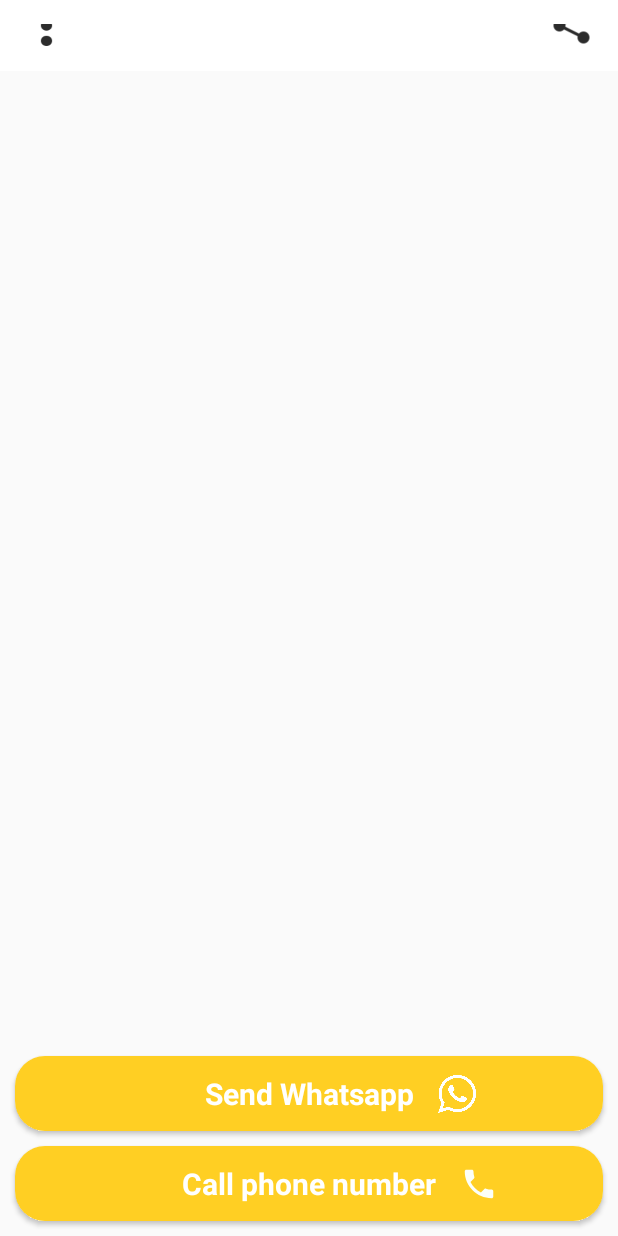
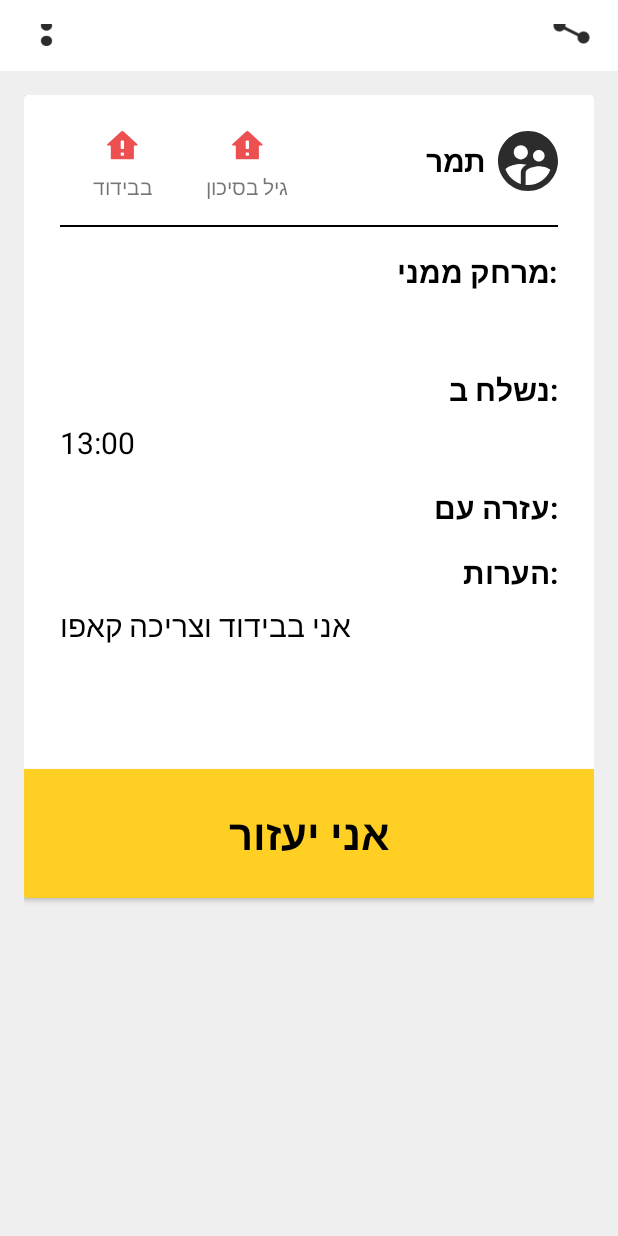
Before and after one commit to hofitMizrahi/BDude, an Android app: the RequestDetailsActivity screen opened directly, with no data from a screen before it, on a phone screen of 412 x 824 dp. Run offline under Robolectric (Android 15) with nearby library versions, the phone set to English and light mode, and no system bars; our stand-ins replace ButterKnife, Dagger/Hilt's generated code, EventBus, Firebase (no records; nobody signed in at launch, a user with empty details on screens opened directly), RxJava; libraries missing offline, so code that uses them is left out: com.firebase.ui; 3 statements that could not run were skipped.

Commit message:
post data change ui

```diff
--- a/app/src/main/java/com/edudb/bdude/ui/flow/lobby/request_details/view/RequestDetailsActivity.java
+++ b/app/src/main/java/com/edudb/bdude/ui/flow/lobby/request_details/view/RequestDetailsActivity.java
@@ -20,10 +20,12 @@ import com.edudb.bdude.di.components.DaggerRequestDetailsComponent;
 import com.edudb.bdude.di.modules.RequestDetailsModule;
 import com.edudb.bdude.general.CountryPrefixPhone;
 import com.edudb.bdude.general.utils.Utils;
+import com.edudb.bdude.location.LocationHelper;
 import com.edudb.bdude.ui.base.BaseActivity;
 import com.edudb.bdude.ui.base.BasePresenter;
 import com.edudb.bdude.ui.flow.lobby.request_details.contract.RequestDetailsContract;
 import com.edudb.bdude.ui.flow.lobby.request_details.presenter.RequestDetailsPresenter;
+import com.google.android.gms.maps.model.LatLng;
 
 import javax.inject.Inject;
 
@@ -38,8 +40,8 @@ public class RequestDetailsActivity extends BaseActivity implements RequestDetai
     @Inject
     Post mRequestDetailsObj;
 
-    @BindView(R.id.title)
-    TextView mTitleTxt;
+    @BindView(R.id.name)
+    TextView mName;
 
     @BindView(R.id.body)
     TextView mBodyTxt;
@@ -47,21 +49,25 @@ public class RequestDetailsActivity extends BaseActivity implements RequestDetai
     @BindView(R.id.time)
     TextView mTimeTxt;
 
-    @BindView(R.id.show_phone)
-    CardView mNumberBtn;
+    @BindView(R.id.distance)
+    TextView mDistance;
 
-    @BindView(R.id.whatsappCV)
-    CardView mWhatsAppBtn;
+//    @BindView(R.id.show_phone)
+//    CardView mNumberBtn;
+//
+//    @BindView(R.id.whatsappCV)
+//    CardView mWhatsAppBtn;
 
-    @OnClick(R.id.show_phone)
+    @OnClick(R.id.helpBtn)
     void onBtnClicked() {
-        startDial(mRequestDetailsObj.getId(), mRequestDetailsObj.getPhoneNumber());
+        //TODO open view with phone number
+        //startDial(mRequestDetailsObj.getId(), mRequestDetailsObj.getPhoneNumber());
     }
 
-    @OnClick(R.id.whatsappCV)
-    void openWhatsAppClicked() {
-        openWhatsApp();
-    }
+//    @OnClick(R.id.whatsappCV)
+//    void openWhatsAppClicked() {
+//        openWhatsApp();
+//    }
 
     private void openWhatsApp() {
 
@@ -89,7 +95,7 @@ public class RequestDetailsActivity extends BaseActivity implements RequestDetai
 
     @Override
     public int getLayoutResource() {
-        return R.layout.activity_request_details;
+        return R.layout.activity_request_post_details;
     }
 
     @Override
@@ -108,11 +114,14 @@ public class RequestDetailsActivity extends BaseActivity implements RequestDetai
     @Override
     public void initViews() {
 
-        if (mRequestDetailsObj.getPhoneNumber().length() < 10) {
-            mWhatsAppBtn.setVisibility(View.GONE);
-        }
-        mTitleTxt.setText(mRequestDetailsObj.getTitle());
+//        if (mRequestDetailsObj.getPhoneNumber().length() < 10) {
+//            mWhatsAppBtn.setVisibility(View.GONE);
+//        }
+        mName.setText(mRequestDetailsObj.getUserName());
         mBodyTxt.setText(mRequestDetailsObj.getBody());
         mTimeTxt.setText(Utils.getTimeFormat(mRequestDetailsObj.getTimestamp()));
+        LatLng latLng = new LatLng(mRequestDetailsObj.getGeoloc().getLat(), mRequestDetailsObj.getGeoloc().getLng());
+        String kmStr = Utils.round(LocationHelper.getDistance(latLng), 1) + " " + getString(R.string.km);
+        mDistance.setText(kmStr);
     }
 }
--- /dev/null
+++ b/app/src/main/res/drawable/ic_red_home.xml
@@ -0,0 +1,9 @@
+<vector xmlns:android="http://schemas.android.com/apk/res/android"
+    android:width="22dp"
+    android:height="19dp"
+    android:viewportWidth="22"
+    android:viewportHeight="19">
+  <path
+      android:pathData="M11.9082,0.4256C11.3352,-0.0984 10.4568,-0.0984 9.8837,0.4256L0.8463,8.6898C0.5096,8.9978 0.7274,9.5588 1.1837,9.5588H2.696C2.9721,9.5588 3.196,9.7827 3.196,10.0588V18C3.196,18.2761 3.4199,18.5 3.696,18.5H18.096C18.3721,18.5 18.596,18.2761 18.596,18V10.0588C18.596,9.7827 18.8199,9.5588 19.096,9.5588H20.6083C21.0646,9.5588 21.2824,8.9978 20.9457,8.6898L11.9082,0.4256ZM11.996,15.7647C11.996,16.0408 11.7721,16.2647 11.496,16.2647H10.296C10.0199,16.2647 9.796,16.0408 9.796,15.7647V14.5294C9.796,14.2533 10.0199,14.0294 10.296,14.0294H11.496C11.7721,14.0294 11.996,14.2533 11.996,14.5294V15.7647ZM11.996,11.2941C11.996,11.5703 11.7721,11.7941 11.496,11.7941H10.296C10.0199,11.7941 9.796,11.5703 9.796,11.2941V6.7059C9.796,6.4297 10.0199,6.2059 10.296,6.2059H11.496C11.7721,6.2059 11.996,6.4297 11.996,6.7059V11.2941Z"
+      android:fillColor="#EC5050"/>
+</vector>
--- /dev/null
+++ b/app/src/main/res/drawable/ic_user_pic.xml
@@ -0,0 +1,9 @@
+<vector xmlns:android="http://schemas.android.com/apk/res/android"
+    android:width="40dp"
+    android:height="40dp"
+    android:viewportWidth="40"
+    android:viewportHeight="40">
+  <path
+      android:pathData="M20,0C8.96,0 0,8.96 0,20C0,31.04 8.96,40 20,40C31.04,40 40,31.04 40,20C40,8.96 31.04,0 20,0ZM27.22,12.68C29.36,12.68 31.08,14.4 31.08,16.54C31.08,18.68 29.36,20.4 27.22,20.4C25.08,20.4 23.36,18.68 23.36,16.54C23.34,14.4 25.08,12.68 27.22,12.68ZM15.22,9.52C17.82,9.52 19.94,11.64 19.94,14.24C19.94,16.84 17.82,18.96 15.22,18.96C12.62,18.96 10.5,16.84 10.5,14.24C10.5,11.62 12.6,9.52 15.22,9.52ZM15.22,27.78V35.28C10.42,33.78 6.62,30.08 4.94,25.36C7.04,23.12 12.28,21.98 15.22,21.98C16.28,21.98 17.62,22.14 19.02,22.42C15.74,24.16 15.22,26.46 15.22,27.78ZM20,36C19.46,36 18.94,35.98 18.42,35.92V27.78C18.42,24.94 24.3,23.52 27.22,23.52C29.36,23.52 33.06,24.3 34.9,25.82C32.56,31.76 26.78,36 20,36Z"
+      android:fillColor="#2C2C2C"/>
+</vector>
--- a/app/src/main/res/layout/activity_request_details.xml
+++ /dev/null
@@ -1,162 +0,0 @@
-<?xml version="1.0" encoding="utf-8"?>
-<androidx.constraintlayout.widget.ConstraintLayout xmlns:android="http://schemas.android.com/apk/res/android"
-    android:layout_width="match_parent"
-    android:layout_height="match_parent"
-    xmlns:tools="http://schemas.android.com/tools"
-    xmlns:app="http://schemas.android.com/apk/res-auto">
-
-    <ScrollView
-        android:id="@+id/scrollView2"
-        android:layout_width="match_parent"
-        android:layout_height="0dp"
-        app:layout_constraintBottom_toTopOf="@+id/whatsappCV"
-        app:layout_constraintTop_toTopOf="parent">
-
-        <LinearLayout
-            android:id="@+id/title_container"
-            android:layout_width="match_parent"
-            android:layout_height="wrap_content"
-            android:orientation="vertical"
-            app:layout_constraintTop_toTopOf="parent">
-
-            <TextView
-                android:id="@+id/title"
-                android:layout_width="match_parent"
-                android:layout_height="wrap_content"
-                android:layout_marginStart="16dp"
-                android:layout_marginEnd="16dp"
-                android:gravity="center"
-                android:padding="16dp"
-                android:textColor="@color/colorDark"
-                android:textSize="28sp"
-                android:textStyle="bold"
-                tools:text="אני צריך עזרה עם הכלב" />
-
-            <TextView
-                android:id="@+id/time"
-                android:layout_width="match_parent"
-                android:layout_height="wrap_content"
-                android:layout_marginStart="16dp"
-                android:layout_marginEnd="16dp"
-                android:gravity="center"
-                android:textColor="@color/gray_light"
-                android:textDirection="locale"
-                android:textSize="20sp"
-                tools:text="12:30" />
-
-            <TextView
-                android:id="@+id/body"
-                android:layout_width="match_parent"
-                android:layout_height="wrap_content"
-                android:layout_marginStart="16dp"
-                android:layout_marginEnd="16dp"
-                android:gravity="center"
-                android:padding="16dp"
-                android:textColor="@color/colorDark"
-                android:textDirection="locale"
-                android:textSize="22sp"
-                tools:text="ת  גדול ואני בבידוד, אשמח לכל
-            ת גדול ואני בבידוד, אשמח לכל אני צריך עזרה עם הכלב, יש לי כלב גדול ואני בבידוד, אשמח לכל עזרה" />
-
-
-        </LinearLayout>
-
-    </ScrollView>
-
-    <androidx.cardview.widget.CardView
-        android:id="@+id/whatsappCV"
-        android:layout_width="match_parent"
-        android:layout_height="50dp"
-        android:layout_margin="10dp"
-        app:cardCornerRadius="20dp"
-        android:layoutDirection="locale"
-        app:layout_constraintStart_toStartOf="parent"
-        app:layout_constraintEnd_toEndOf="parent"
-        app:layout_constraintBottom_toTopOf="@+id/show_phone">
-
-        <androidx.constraintlayout.widget.ConstraintLayout
-            android:visibility="visible"
-            android:layout_width="match_parent"
-            android:layout_height="match_parent"
-            android:background="@drawable/rounded_btn_continue">
-
-            <ImageView
-                android:layout_width="25dp"
-                android:layout_height="25dp"
-                android:layout_centerVertical="true"
-                android:layout_marginEnd="5dp"
-                android:layout_marginStart="16dp"
-                app:layout_constraintBottom_toBottomOf="parent"
-                app:layout_constraintStart_toEndOf="@+id/whatsappText"
-                app:layout_constraintTop_toTopOf="parent"
-                android:layout_toStartOf="@id/whatsappText"
-                android:src="@drawable/whatsapp_icon" />
-
-            <TextView
-                android:id="@+id/whatsappText"
-                android:layout_width="wrap_content"
-                android:layout_height="wrap_content"
-                android:layout_centerInParent="true"
-                android:gravity="center"
-                android:text="@string/send_whatsapp"
-                app:layout_constraintBottom_toBottomOf="parent"
-                app:layout_constraintEnd_toEndOf="parent"
-                app:layout_constraintStart_toStartOf="parent"
-                app:layout_constraintTop_toTopOf="parent"
-                android:textColor="@color/colorWhite"
-                android:textSize="20sp"
-                android:textStyle="bold" />
-
-        </androidx.constraintlayout.widget.ConstraintLayout>
-
-    </androidx.cardview.widget.CardView>
-
-    <androidx.cardview.widget.CardView
-        android:id="@+id/show_phone"
-        android:layout_width="match_parent"
-        android:layout_height="50dp"
-        android:layout_margin="10dp"
-        app:cardCornerRadius="20dp"
-        app:layout_constraintStart_toStartOf="parent"
-        app:layout_constraintEnd_toEndOf="parent"
-        android:layoutDirection="locale"
-        app:layout_constraintBottom_toBottomOf="parent"
-        >
-
-        <androidx.constraintlayout.widget.ConstraintLayout
-            android:layout_width="match_parent"
-            android:layout_height="match_parent"
-            android:background="@drawable/rounded_btn_continue">
-
-            <ImageView
-                android:id="@+id/imageView"
-                android:layout_width="25dp"
-                android:layout_marginStart="16dp"
-                android:layout_height="25dp"
-                android:layout_centerVertical="true"
-                android:layout_toStartOf="@id/phone_text"
-                android:src="@drawable/ic_call_white"
-                app:layout_constraintBottom_toBottomOf="parent"
-                app:layout_constraintStart_toEndOf="@+id/phone_text"
-                app:layout_constraintTop_toTopOf="parent" />
-
-            <TextView
-                android:id="@+id/phone_text"
-                android:layout_width="wrap_content"
-                android:layout_height="wrap_content"
-                android:layout_centerInParent="true"
-                android:gravity="center"
-                android:text="@string/call_to_number"
-                android:textColor="@color/colorWhite"
-                android:textSize="20sp"
-                android:textStyle="bold"
-                app:layout_constraintBottom_toBottomOf="parent"
-                app:layout_constraintEnd_toEndOf="parent"
-                app:layout_constraintStart_toStartOf="parent"
-                app:layout_constraintTop_toTopOf="parent" />
-
-        </androidx.constraintlayout.widget.ConstraintLayout>
-
-    </androidx.cardview.widget.CardView>
-
-</androidx.constraintlayout.widget.ConstraintLayout>
--- /dev/null
+++ b/app/src/main/res/layout/activity_request_post_details.xml
@@ -0,0 +1,267 @@
+<?xml version="1.0" encoding="utf-8"?>
+<androidx.constraintlayout.widget.ConstraintLayout xmlns:android="http://schemas.android.com/apk/res/android"
+    xmlns:app="http://schemas.android.com/apk/res-auto"
+    xmlns:tools="http://schemas.android.com/tools"
+    android:layout_width="match_parent"
+    android:background="@color/color_main_background"
+    android:layout_height="match_parent"
+    android:layoutDirection="rtl"
+    android:padding="16dp">
+
+    <ScrollView
+        android:layout_width="match_parent"
+        android:layout_height="0dp"
+        app:layout_constraintBottom_toBottomOf="parent"
+        app:layout_constraintTop_toTopOf="parent"
+        tools:layout_editor_absoluteX="16dp">
+
+        <androidx.cardview.widget.CardView
+            android:layout_width="match_parent"
+            android:layout_height="wrap_content"
+            app:layout_constraintTop_toTopOf="parent">
+
+            <androidx.constraintlayout.widget.ConstraintLayout
+                android:layout_width="match_parent"
+                android:layout_height="wrap_content">
+
+                <Button
+                    android:id="@+id/helpBtn"
+                    android:layout_width="match_parent"
+                    android:layout_height="wrap_content"
+                    android:background="@color/yellow"
+                    android:gravity="center"
+                    android:padding="24dp"
+                    android:text="אני יעזור"
+                    android:textColor="@color/colorBlack"
+                    android:textSize="28sp"
+                    android:textStyle="bold"
+                    app:layout_constraintBottom_toBottomOf="parent" />
+
+                <androidx.constraintlayout.widget.ConstraintLayout
+                    android:layout_width="match_parent"
+                    android:layout_height="wrap_content"
+                    android:padding="24dp"
+                    app:layout_constraintBottom_toTopOf="@id/helpBtn"
+                    app:layout_constraintTop_toTopOf="parent">
+
+                    <LinearLayout
+                        android:id="@+id/content_container"
+                        android:layout_width="match_parent"
+                        android:layout_height="wrap_content"
+                        android:layout_marginTop="16dp"
+                        android:orientation="vertical"
+                        app:layout_constraintTop_toBottomOf="@id/divider">
+
+                        <TextView
+                            android:layout_width="wrap_content"
+                            android:layout_height="wrap_content"
+                            android:text="מרחק ממני:"
+                            android:textColor="@color/colorBlack"
+                            android:textDirection="locale"
+                            android:textSize="20sp"
+                            android:textStyle="bold" />
+
+                        <TextView
+                            android:id="@+id/distance"
+                            android:layout_width="match_parent"
+                            android:layout_height="wrap_content"
+                            android:layout_marginTop="8dp"
+                            android:textColor="@color/colorBlack"
+                            android:textDirection="locale"
+                            android:textSize="20sp"
+                            tools:text="30km" />
+
+
+                        <TextView
+                            android:layout_width="wrap_content"
+                            android:layout_height="wrap_content"
+                            android:layout_marginTop="16dp"
+                            android:text="נשלח ב:"
+                            android:textColor="@color/colorBlack"
+                            android:textDirection="locale"
+                            android:textSize="20sp"
+                            android:textStyle="bold" />
+
+
+                        <TextView
+                            android:id="@+id/time"
+                            android:layout_width="match_parent"
+                            android:layout_height="wrap_content"
+                            android:layout_marginTop="8dp"
+                            android:text="13:00"
+                            android:textColor="@color/colorBlack"
+                            android:textDirection="locale"
+                            android:textSize="20sp" />
+
+
+                        <TextView
+                            android:layout_width="wrap_content"
+                            android:layout_height="wrap_content"
+                            android:layout_marginTop="16dp"
+                            android:text="עזרה עם:"
+                            android:textColor="@color/colorBlack"
+                            android:textDirection="locale"
+                            android:textSize="20sp"
+                            android:textStyle="bold" />
+
+                        <TextView
+                            android:layout_width="wrap_content"
+                            android:layout_height="wrap_content"
+                            android:layout_marginTop="16dp"
+                            android:text="הערות:"
+                            android:textColor="@color/colorBlack"
+                            android:textDirection="locale"
+                            android:textSize="20sp"
+                            android:textStyle="bold" />
+
+                        <TextView
+                            android:id="@+id/body"
+                            android:layout_width="match_parent"
+                            android:layout_height="wrap_content"
+                            android:layout_marginTop="8dp"
+                            android:text="אני בבידוד וצריכה קאפו"
+                            android:textColor="@color/colorBlack"
+                            android:textDirection="locale"
+                            android:textSize="20sp" />
+
+
+                        <androidx.recyclerview.widget.RecyclerView
+                            android:id="@+id/productsRecyclerView"
+                            android:layout_width="match_parent"
+                            android:layout_height="50dp"
+                            android:layout_marginTop="8dp" />
+
+
+                    </LinearLayout>
+
+                    <LinearLayout
+                        android:id="@+id/title_container"
+                        android:layout_width="match_parent"
+                        android:layout_height="wrap_content"
+                        android:orientation="horizontal"
+                        android:weightSum="4"
+                        app:layout_constraintEnd_toEndOf="parent"
+                        app:layout_constraintStart_toStartOf="parent"
+                        app:layout_constraintTop_toTopOf="parent">
+
+                        <LinearLayout
+                            android:layout_width="0dp"
+                            android:layout_height="wrap_content"
+                            android:layout_weight="2"
+                            android:orientation="horizontal">
+
+                            <ImageView
+                                android:layout_width="wrap_content"
+                                android:layout_height="wrap_content"
+                                android:layout_gravity="start"
+                                android:src="@drawable/ic_user_pic"
+                                app:layout_constraintBottom_toBottomOf="parent"
+                                app:layout_constraintTop_toTopOf="parent" />
+
+                            <TextView
+                                android:id="@+id/name"
+                                android:layout_width="wrap_content"
+                                android:layout_height="wrap_content"
+                                android:layout_gravity="center"
+                                android:layout_marginStart="8dp"
+                                android:text="תמר"
+                                android:textColor="@color/colorBlack"
+                                android:textSize="20sp"
+                                android:textStyle="bold" />
+
+                        </LinearLayout>
+
+
+                        <androidx.constraintlayout.widget.ConstraintLayout
+                            android:layout_width="0dp"
+                            android:id="@+id/age_at_risk_container"
+                            android:layout_height="wrap_content"
+                            android:layout_gravity="center"
+                            android:layout_weight="1"
+                            android:orientation="vertical">
+
+                            <ImageView
+                                android:layout_width="wrap_content"
+                                android:layout_height="wrap_content"
+                                android:layout_gravity="start"
+                                android:layout_marginBottom="8dp"
+                                android:src="@drawable/ic_red_home"
+                                app:layout_constraintBottom_toTopOf="@id/textView"
+                                app:layout_constraintEnd_toEndOf="parent"
+                                app:layout_constraintStart_toStartOf="parent"
+                                app:layout_constraintTop_toTopOf="parent" />
+
+                            <TextView
+                                android:id="@+id/textView"
+                                android:layout_width="wrap_content"
+                                android:layout_height="wrap_content"
+                                android:layout_gravity="center"
+                                android:gravity="center"
+                                android:text="גיל בסיכון"
+                                app:layout_constraintBottom_toBottomOf="parent"
+                                app:layout_constraintEnd_toEndOf="parent"
+                                app:layout_constraintStart_toStartOf="parent" />
+
+                        </androidx.constraintlayout.widget.ConstraintLayout>
+
+                        <androidx.constraintlayout.widget.ConstraintLayout
+                            android:layout_width="0dp"
+                            android:id="@+id/isolation_container"
+                            android:layout_height="wrap_content"
+                            android:layout_gravity="center"
+                            android:layout_weight="1"
+                            android:orientation="vertical">
+
+                            <ImageView
+                                android:layout_width="wrap_content"
+                                android:layout_height="wrap_content"
+                                android:layout_gravity="start"
+                                android:layout_marginBottom="8dp"
+                                android:src="@drawable/ic_red_home"
+                                app:layout_constraintBottom_toTopOf="@id/textView3"
+                                app:layout_constraintEnd_toEndOf="parent"
+                                app:layout_constraintStart_toStartOf="parent"
+                                app:layout_constraintTop_toTopOf="parent" />
+
+                            <TextView
+                                android:id="@+id/textView3"
+                                android:layout_width="wrap_content"
+                                android:layout_height="wrap_content"
+                                android:layout_gravity="center"
+                                android:gravity="center"
+                                android:text="בבידוד"
+                                app:layout_constraintBottom_toBottomOf="parent"
+                                app:layout_constraintEnd_toEndOf="parent"
+                                app:layout_constraintStart_toStartOf="parent" />
+
+                        </androidx.constraintlayout.widget.ConstraintLayout>
+
+                    </LinearLayout>
+
+                    <View
+                        android:id="@+id/divider2"
+                        android:layout_width="match_parent"
+                        android:layout_height="1dp"
+                        android:layout_marginTop="24dp"
+                        android:background="@color/colorBlack"
+                        android:visibility="gone"
+                        app:layout_constraintTop_toBottomOf="@id/content_container" />
+
+
+                    <View
+                        android:id="@+id/divider"
+                        android:layout_width="match_parent"
+                        android:layout_height="1dp"
+                        android:layout_marginTop="16dp"
+                        android:background="@color/colorBlack"
+                        app:layout_constraintTop_toBottomOf="@id/title_container" />
+
+                </androidx.constraintlayout.widget.ConstraintLayout>
+
+            </androidx.constraintlayout.widget.ConstraintLayout>
+
+        </androidx.cardview.widget.CardView>
+
+    </ScrollView>
+
+</androidx.constraintlayout.widget.ConstraintLayout>
```
